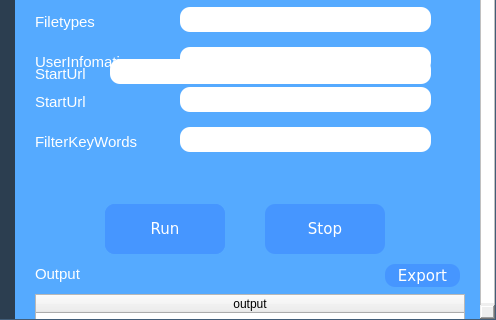
Above: EiditDir/BaseWidget.ui from BBTProject/BBTProject before the change; both pictures show x 105 to 601 and y 81 to 401 of the 601 by 401 pixel window. Below: the same form after it.
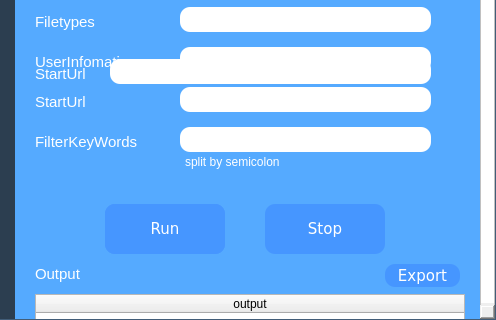
That is the form after the change. Icons and pictures are not drawn.

Diff of the .ui file:
```diff
--- a/EiditDir/BaseWidget.ui
+++ b/EiditDir/BaseWidget.ui
@@ -575,6 +575,22 @@
        <string/>
       </property>
      </widget>
+     <widget class="QLabel" name="label">
+      <property name="geometry">
+       <rect>
+        <x>170</x>
+        <y>210</y>
+        <width>111</width>
+        <height>16</height>
+       </rect>
+      </property>
+      <property name="styleSheet">
+       <string notr="true">color: rgb(255, 255, 255);</string>
+      </property>
+      <property name="text">
+       <string>split by semicolon</string>
+      </property>
+     </widget>
     </widget>
     <widget class="QPushButton" name="PauseButton">
      <property name="geometry">
```
